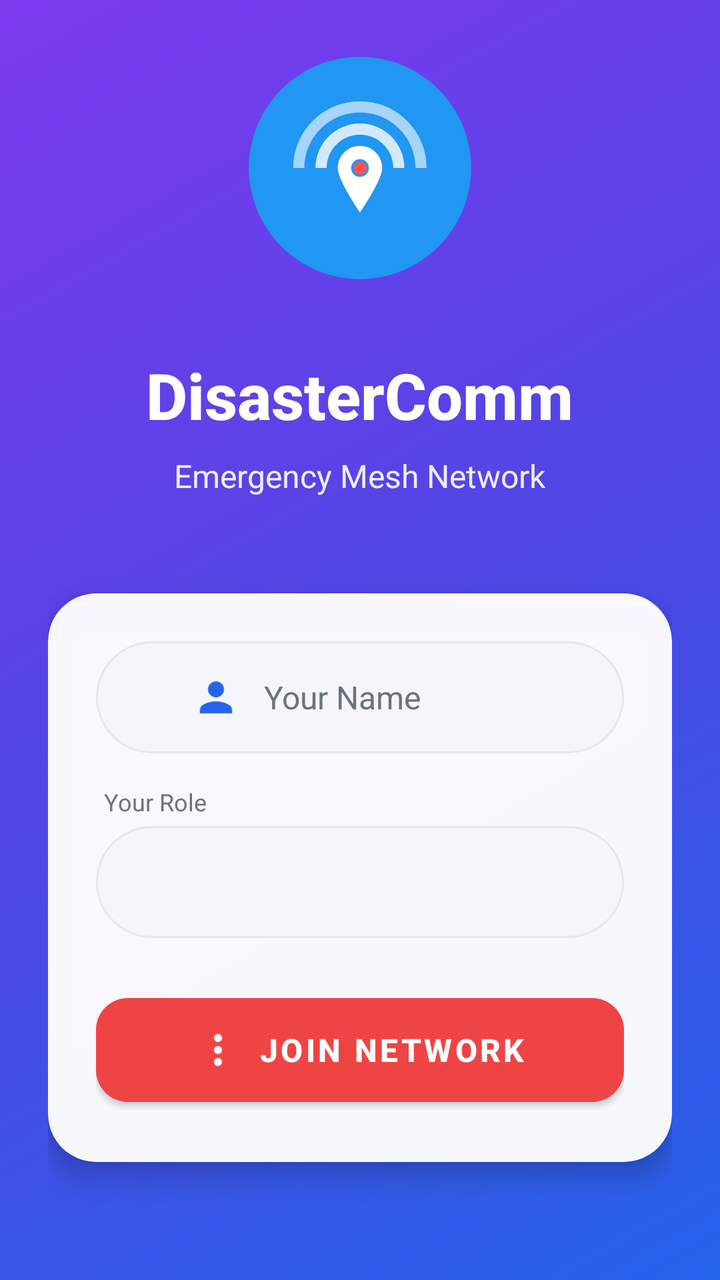
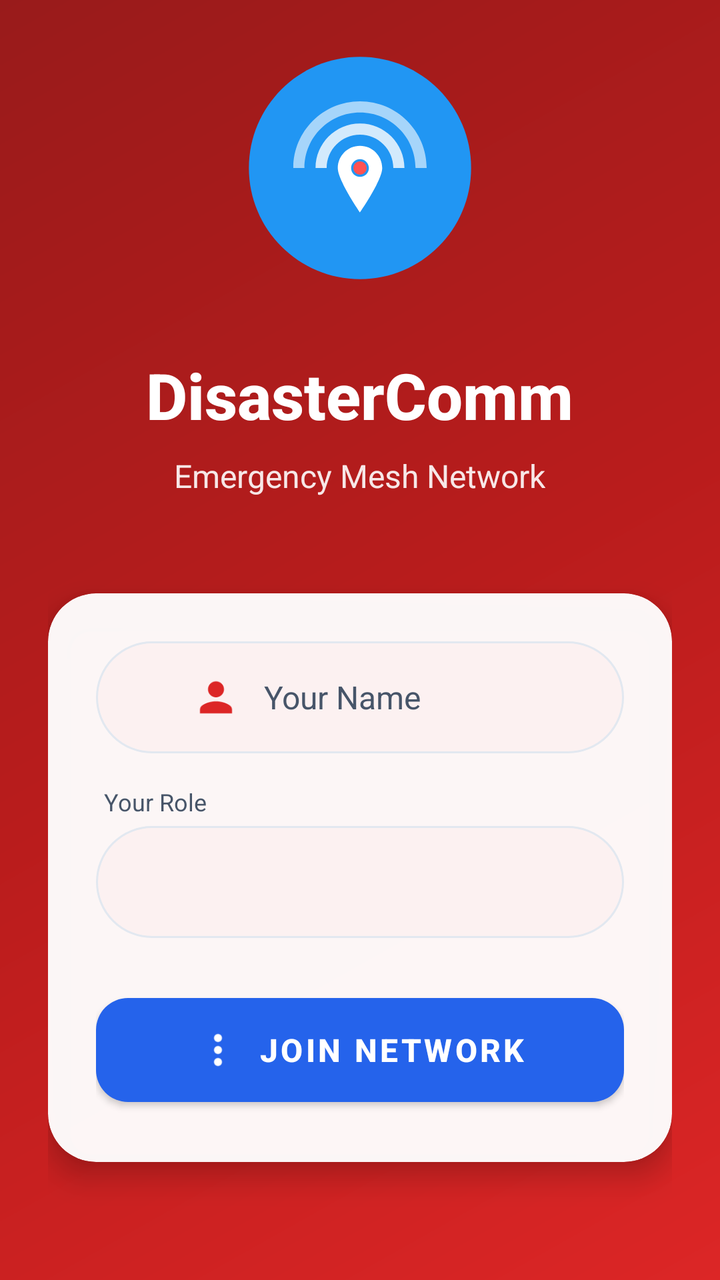

The first picture is an Android layout as it rendered before a commit; the second is the same layout after the commit. The layout source and the unified diff follow.
<!-- AndroidManifest.xml: application theme Theme.DisasterComm -->
<!-- res/layout/activity_login.xml -->
<?xml version="1.0" encoding="utf-8"?>
<LinearLayout xmlns:android="http://schemas.android.com/apk/res/android"
    xmlns:app="http://schemas.android.com/apk/res-auto"
    android:layout_width="match_parent"
    android:layout_height="match_parent"
    android:background="@drawable/gradient_background"
    android:gravity="center"
    android:orientation="vertical"
    android:padding="24dp">

    
    <ImageView
        android:id="@+id/ivLogo"
        android:layout_width="120dp"
        android:layout_height="120dp"
        android:src="@drawable/ic_app_logo"
        android:contentDescription="App Logo"
        android:layout_marginBottom="32dp"/>

    
    <TextView
        android:layout_width="wrap_content"
        android:layout_height="wrap_content"
        android:text="DisasterComm"
        android:textSize="32sp"
        android:textStyle="bold"
        android:textColor="@color/white"
        android:layout_marginBottom="8dp"
        android:fontFamily="sans-serif-medium"/>

    <TextView
        android:layout_width="wrap_content"
        android:layout_height="wrap_content"
        android:text="Emergency Mesh Network"
        android:textSize="16sp"
        android:textColor="@color/white"
        android:alpha="0.9"
        android:layout_marginBottom="48dp"/>

    
    <androidx.cardview.widget.CardView
        android:layout_width="match_parent"
        android:layout_height="wrap_content"
        android:background="@drawable/bg_glassmorphic_card"
        app:cardCornerRadius="24dp"
        app:cardElevation="8dp"
        android:backgroundTint="#F5FFFFFF">

        <LinearLayout
            android:layout_width="match_parent"
            android:layout_height="wrap_content"
            android:orientation="vertical"
            android:padding="24dp">

            
            <EditText
                android:id="@+id/etUsername"
                android:layout_width="match_parent"
                android:layout_height="56dp"
                android:hint="Your Name"
                android:background="@drawable/bg_input_rounded"
                android:padding="16dp"
                android:paddingStart="48dp"
                android:drawableStart="@drawable/ic_person"
                android:drawablePadding="12dp"
                android:drawableTint="@color/primary"
                android:textSize="16sp"
                android:textColor="@color/text_primary"
                android:textColorHint="@color/text_secondary"
                android:inputType="textPersonName"
                android:maxLines="1"
                android:layout_marginBottom="16dp"/>

            
            <TextView
                android:layout_width="wrap_content"
                android:layout_height="wrap_content"
                android:text="Your Role"
                android:textSize="12sp"
                android:textColor="@color/text_secondary"
                android:layout_marginStart="4dp"
                android:layout_marginBottom="4dp"/>

            
            <Spinner
                android:id="@+id/spinnerRole"
                android:layout_width="match_parent"
                android:layout_height="56dp"
                android:background="@drawable/bg_input_rounded"
                android:padding="16dp"
                android:layout_marginBottom="24dp"/>

            
            <com.google.android.material.button.MaterialButton
                android:id="@+id/btnLogin"
                android:layout_width="match_parent"
                android:layout_height="64dp"
                android:text="JOIN NETWORK"
                android:textSize="16sp"
                android:textStyle="bold"
                android:textColor="@color/white"
                app:backgroundTint="@color/error"
                app:cornerRadius="16dp"
                app:elevation="4dp"
                app:icon="@drawable/ic_nearby"
                app:iconGravity="textStart"
                app:iconTint="@color/white"/>

        </LinearLayout>
    </androidx.cardview.widget.CardView>

    
    <TextView
        android:layout_width="wrap_content"
        android:layout_height="wrap_content"
        android:layout_marginTop="32dp"
        android:text="Secure • Offline • No Internet Required"
        android:textSize="12sp"
        android:textColor="@color/white"
        android:alpha="0.8"
        android:gravity="center"/>

</LinearLayout>
<!-- resources referenced by this layout -->
<resources>
  <color name="error">#EF4444</color>
  <color name="primary">#2563EB</color>
  <color name="text_primary">#111827</color>
  <color name="text_secondary">#6B7280</color>
  <color name="white">#FFFFFF</color>
  <!-- drawable bg_glassmorphic_card (drawable) -->
  <?xml version="1.0" encoding="utf-8"?>
  <layer-list xmlns:android="http://schemas.android.com/apk/res/android">
      
      <item android:top="2dp">
          <shape android:shape="rectangle">
              <solid android:color="#15000000"/>
              <corners android:radius="24dp"/>
          </shape>
      </item>
      
      <item android:bottom="2dp">
          <shape android:shape="rectangle">
              <solid android:color="#F5FFFFFF"/>
              <corners android:radius="24dp"/>
              <stroke 
                  android:width="1dp"
                  android:color="#40FFFFFF"/>
          </shape>
      </item>
  </layer-list>
  <!-- drawable bg_input_rounded (drawable) -->
  <?xml version="1.0" encoding="utf-8"?>
  <shape xmlns:android="http://schemas.android.com/apk/res/android"
      android:shape="rectangle">
      <solid android:color="@color/surface_container"/>
      <corners android:radius="28dp"/>
      <stroke 
          android:width="1dp"
          android:color="@color/divider"/>
  </shape>
  <!-- drawable gradient_background (drawable) -->
  <?xml version="1.0" encoding="utf-8"?>
  <shape xmlns:android="http://schemas.android.com/apk/res/android"
      android:shape="rectangle">
      <gradient
          android:angle="135"
          android:startColor="@color/gradient_start"
          android:centerColor="@color/gradient_middle"
          android:endColor="@color/gradient_end"
          android:type="linear"/>
  </shape>
  <!-- drawable ic_nearby (drawable) -->
  <vector xmlns:android="http://schemas.android.com/apk/res/android"
      android:width="24dp"
      android:height="24dp"
      android:viewportWidth="24"
      android:viewportHeight="24">
      <path
          android:fillColor="#000000"
          android:pathData="M12,8c1.1,0 2,-0.9 2,-2s-0.9,-2 -2,-2 -2,0.9 -2,2 0.9,2 2,2zM12,10c-1.1,0 -2,0.9 -2,2s0.9,2 2,2 2,-0.9 2,-2 -0.9,-2 -2,-2zM12,16c-1.1,0 -2,0.9 -2,2s0.9,2 2,2 2,-0.9 2,-2 -0.9,-2 -2,-2z"/>
  </vector>
  <!-- drawable ic_person (drawable) -->
  <?xml version="1.0" encoding="utf-8"?>
  <vector xmlns:android="http://schemas.android.com/apk/res/android"
      android:width="24dp"
      android:height="24dp"
      android:viewportWidth="24"
      android:viewportHeight="24">
      <path
          android:fillColor="#FF000000"
          android:pathData="M12,12c2.21,0 4,-1.79 4,-4s-1.79,-4 -4,-4 -4,1.79 -4,4 1.79,4 4,4zM12,14c-2.67,0 -8,1.34 -8,4v2h16v-2c0,-2.66 -5.33,-4 -8,-4z"/>
  </vector>
  <color name="surface_container">#F5F6FA</color>
  <color name="divider">#E5E7EB</color>
  <color name="gradient_start">#2563EB</color>
  <color name="gradient_middle">#4F46E5</color>
  <color name="gradient_end">#7C3AED</color>
  <color name="primary_variant">#1D4ED8</color>
  <color name="text_on_primary">#FFFFFF</color>
  <color name="secondary">#0EA5E9</color>
  <color name="secondary_variant">#0284C7</color>
  <color name="background">#F3F4F6</color>
  <color name="surface">#FFFFFF</color>
  <!-- unchanged entries left out for length: 2 -->
</resources>

<!-- the commit's change to res/layout/activity_login.xml (unified diff, before → after) -->
@@ -99,7 +99,7 @@
                 android:textSize="16sp"
                 android:textStyle="bold"
                 android:textColor="@color/white"
-                app:backgroundTint="@color/error"
+                app:backgroundTint="@color/accent"
                 app:cornerRadius="16dp"
                 app:elevation="4dp"
                 app:icon="@drawable/ic_nearby"
<!-- resource entries referenced after the edit -->
@@ -1,9 +1,9 @@
 <!-- resources referenced by this layout -->
 <resources>
-  <color name="error">#EF4444</color>
-  <color name="primary">#2563EB</color>
-  <color name="text_primary">#111827</color>
-  <color name="text_secondary">#6B7280</color>
+  <color name="accent">#2563EB</color>
+  <color name="primary">#DC2626</color>
+  <color name="text_primary">#0F172A</color>
+  <color name="text_secondary">#475569</color>
   <color name="white">#FFFFFF</color>
   <!-- drawable bg_glassmorphic_card (drawable) -->
   <?xml version="1.0" encoding="utf-8"?>
@@ -68,16 +68,16 @@
           android:fillColor="#FF000000"
           android:pathData="M12,12c2.21,0 4,-1.79 4,-4s-1.79,-4 -4,-4 -4,1.79 -4,4 1.79,4 4,4zM12,14c-2.67,0 -8,1.34 -8,4v2h16v-2c0,-2.66 -5.33,-4 -8,-4z"/>
   </vector>
-  <color name="surface_container">#F5F6FA</color>
-  <color name="divider">#E5E7EB</color>
-  <color name="gradient_start">#2563EB</color>
-  <color name="gradient_middle">#4F46E5</color>
-  <color name="gradient_end">#7C3AED</color>
-  <color name="primary_variant">#1D4ED8</color>
+  <color name="surface_container">#FCF1F1</color>
+  <color name="divider">#E2E8F0</color>
+  <color name="gradient_start">#DC2626</color>
+  <color name="gradient_middle">#B91C1C</color>
+  <color name="gradient_end">#991B1B</color>
+  <color name="primary_variant">#B91C1C</color>
   <color name="text_on_primary">#FFFFFF</color>
-  <color name="secondary">#0EA5E9</color>
-  <color name="secondary_variant">#0284C7</color>
-  <color name="background">#F3F4F6</color>
+  <color name="secondary">#EF4444</color>
+  <color name="secondary_variant">#991B1B</color>
+  <color name="background">#FFF1F2</color>
   <color name="surface">#FFFFFF</color>
   <!-- unchanged entries left out for length: 2 -->
 </resources>
